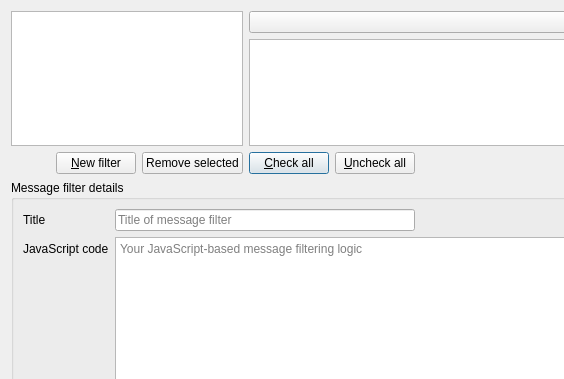
First picture: the form in src/librssguard/gui/dialogs/formmessagefiltersmanager.ui, repository martinrotter/rssguard, before the edit; both pictures show x 0 to 564 and y 0 to 379 of the 1296 by 546 pixel window.
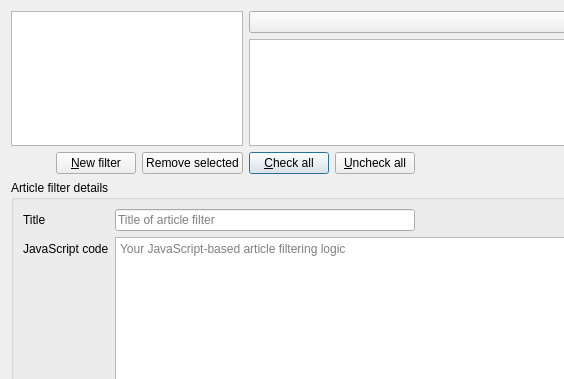
Second picture: the form after the edit.

Commit message: fixed a couple of message -> article things + some others

Diff of the .ui file:
```diff
--- a/src/librssguard/gui/dialogs/formmessagefiltersmanager.ui
+++ b/src/librssguard/gui/dialogs/formmessagefiltersmanager.ui
@@ -112,7 +112,7 @@
        <item row="1" column="0" colspan="2">
         <widget class="QGroupBox" name="m_gbDetails">
          <property name="title">
-          <string>Message filter details</string>
+          <string>Article filter details</string>
          </property>
          <layout class="QFormLayout" name="formLayout">
           <item row="0" column="0">
@@ -140,7 +140,7 @@
              </size>
             </property>
             <property name="placeholderText">
-             <string>Title of message filter</string>
+             <string>Title of article filter</string>
             </property>
            </widget>
           </item>
@@ -163,7 +163,7 @@
              </sizepolicy>
             </property>
             <property name="placeholderText">
-             <string>Your JavaScript-based message filtering logic</string>
+             <string>Your JavaScript-based article filtering logic</string>
             </property>
            </widget>
           </item>
```
Left out of the diff: 2 changed lines with no effect on the pictures. The commit also changes 3 other files.
